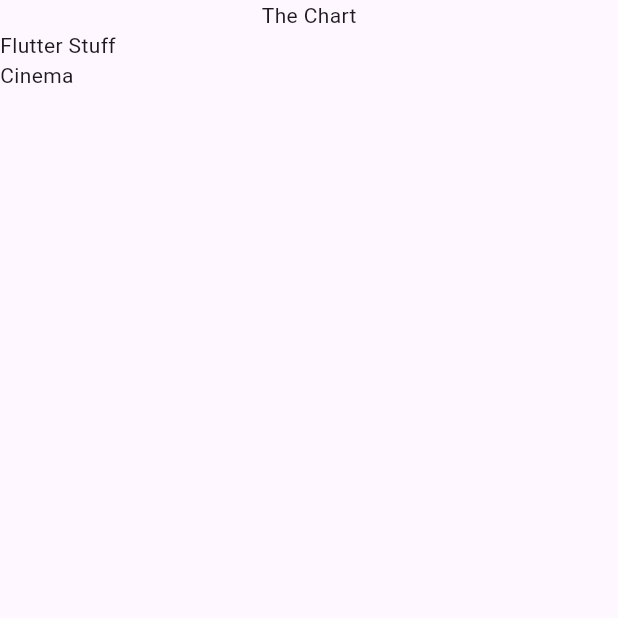
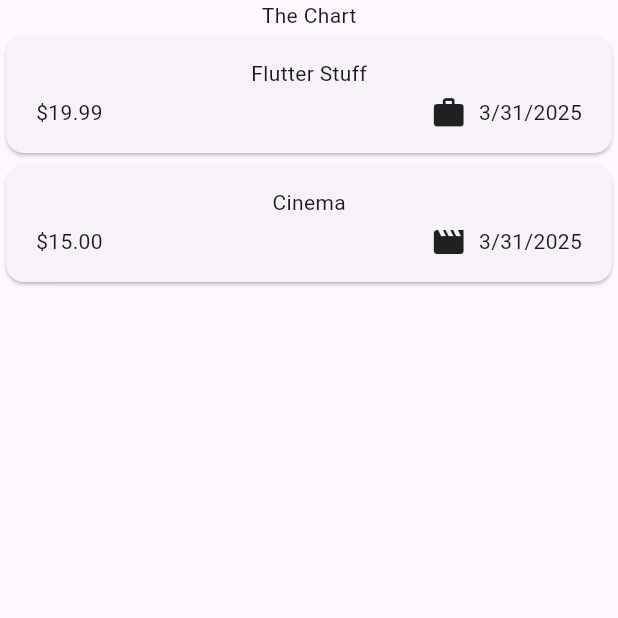
Before and after one commit to Kaolishi/expense_tracker_app, a Flutter app: the screen it shows after launch, on a phone screen of 412 x 824 dp, the top half of it. Run offline on Flutter 3.47's test engine with Material 3 defaults, Android fonts, the phone set to English and light mode, and no system bars.

Commit message:
Completed the 'cards' to show info on title, price icon and date of the expense

```diff
--- a/lib/main.dart
+++ b/lib/main.dart
@@ -1,5 +1,5 @@
 import 'package:flutter/material.dart';
-import 'package:expense_tracker_app/expenses.dart';
+import 'package:expense_tracker_app/widgets/expenses.dart';
 
 void main() {
   runApp(const MaterialApp(home: Expenses()));
--- a/lib/models/expense_model.dart
+++ b/lib/models/expense_model.dart
@@ -1,4 +1,8 @@
 import 'package:uuid/uuid.dart';
+import 'package:flutter/material.dart';
+import 'package:intl/intl.dart';
+
+final formatter = DateFormat.yMd();
 
 const uuid = Uuid();
 
@@ -8,6 +12,13 @@ enum Category {
   leisure,
   work,
 } // List out the allowed value in Category
+
+const categoryIcons = {
+  Category.food: Icons.lunch_dining,
+  Category.travel: Icons.flight_takeoff,
+  Category.leisure: Icons.movie,
+  Category.work: Icons.work,
+};
 
 class ExpenseModel {
   ExpenseModel({
@@ -22,4 +33,8 @@ class ExpenseModel {
   final double amount;
   final DateTime date;
   final Category category;
+
+  String get formattedDate {
+    return formatter.format(date);
+  }
 }
--- a/lib/expenses.dart
+++ b/lib/widgets/expenses.dart
@@ -1,5 +1,5 @@
 import 'package:expense_tracker_app/models/expense_model.dart';
-import 'package:expense_tracker_app/models/expenses_list.dart';
+import 'package:expense_tracker_app/widgets/expenses_list/expenses_list.dart';
 import 'package:flutter/material.dart';
 
 class Expenses extends StatefulWidget {
@@ -23,7 +23,7 @@ class _ExpensesState extends State<Expenses> {
       title: 'Cinema',
       amount: 15.00,
       date: DateTime.now(),
-      category: Category.work,
+      category: Category.leisure,
     ),
   ];
 
@@ -33,6 +33,7 @@ class _ExpensesState extends State<Expenses> {
       body: Column(
         children: [
           const Text('The Chart'),
+          //Use Expanded to show Columns inside Columns
           Expanded(child: ExpensesList(expensesList: _registeredExpenses)),
         ],
       ),
--- /dev/null
+++ b/lib/widgets/expenses_list/expenses_item.dart
@@ -0,0 +1,38 @@
+import 'package:expense_tracker_app/models/expense_model.dart';
+import 'package:flutter/material.dart';
+
+class ExpensesItem extends StatelessWidget {
+  ExpensesItem({super.key, required this.expense});
+
+  final ExpenseModel expense;
+
+  @override
+  Widget build(BuildContext context) {
+    //Card() creates stuff into a card shape
+    return Card(
+      child: Padding(
+        padding: EdgeInsets.symmetric(horizontal: 20, vertical: 15),
+        child: Column(
+          children: [
+            Text(expense.title),
+            const SizedBox(height: 4),
+            Row(
+              children: [
+                //toStirngAsFixed rounds off the decimal places
+                Text('\$${expense.amount.toStringAsFixed(2)}'),
+                const Spacer(),
+                Row(
+                  children: [
+                    Icon(categoryIcons[expense.category]),
+                    const SizedBox(width: 8),
+                    Text(expense.formattedDate),
+                  ],
+                ),
+              ],
+            ),
+          ],
+        ),
+      ),
+    );
+  }
+}
--- a/lib/models/expenses_list.dart
+++ b/lib/widgets/expenses_list/expenses_list.dart
@@ -1,4 +1,5 @@
 import 'package:expense_tracker_app/models/expense_model.dart';
+import 'package:expense_tracker_app/widgets/expenses_list/expenses_item.dart';
 import 'package:flutter/material.dart';
 
 class ExpensesList extends StatelessWidget {
@@ -12,7 +13,8 @@ class ExpensesList extends StatelessWidget {
     // itemCount lets it know how many items should be displayed
     return ListView.builder(
       itemCount: expensesList.length,
-      itemBuilder: (context, index) => Text(expensesList[index].title),
+      itemBuilder:
+          (context, index) => ExpensesItem(expense: expensesList[index]),
     );
   }
 }
--- a/pubspec.yaml
+++ b/pubspec.yaml
@@ -35,6 +35,7 @@ dependencies:
   # Use with the CupertinoIcons class for iOS style icons.
   cupertino_icons: ^1.0.8
   uuid: ^4.5.1
+  intl: ^0.20.2
 
 dev_dependencies:
   flutter_test:
```
Also changed, not shown: pubspec.lock.
